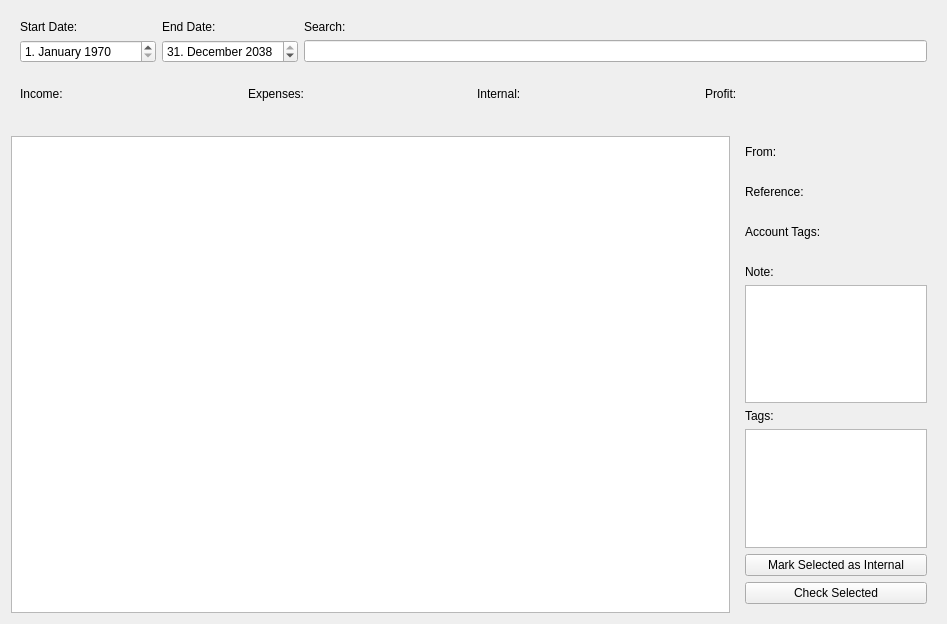
Before: the Qt Designer form src/ui-tabs/TransferTab.ui in Marvin182/Moneyphant, drawn with Qt 5.
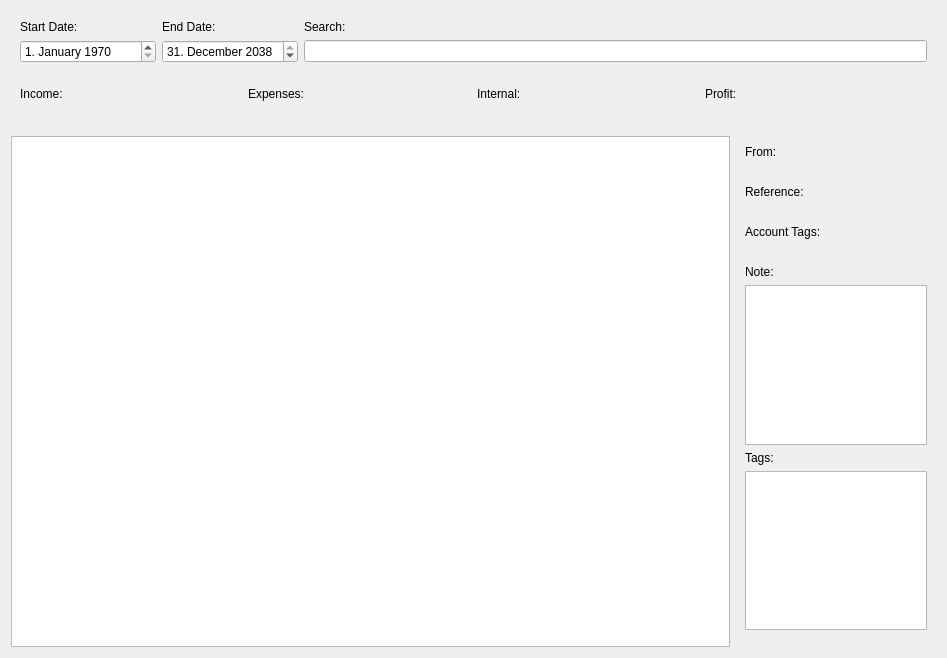
After: the same form once the commit is applied. Custom widgets are drawn as their Qt base class.

Commit message:
Add shortcuts to toggle transfers checked/internal
Very handy, just selected the transfers and press 'c' or 'i'.

The edit to the form file:
```diff
--- a/src/ui-tabs/TransferTab.ui
+++ b/src/ui-tabs/TransferTab.ui
@@ -7,7 +7,7 @@
     <x>0</x>
     <y>0</y>
     <width>947</width>
-    <height>624</height>
+    <height>658</height>
    </rect>
   </property>
   <layout class="QVBoxLayout" name="verticalLayout">
@@ -275,20 +275,6 @@
           </property>
          </spacer>
         </item>
-        <item>
-         <widget class="QPushButton" name="markSelectedInternal">
-          <property name="text">
-           <string>Mark Selected as Internal</string>
-          </property>
-         </widget>
-        </item>
-        <item>
-         <widget class="QPushButton" name="checkSelected">
-          <property name="text">
-           <string>Check Selected</string>
-          </property>
-         </widget>
-        </item>
        </layout>
       </widget>
      </item>
```
Left out of the diff: 1 changed line with no effect on the pictures. The commit also changes 3 other files.
